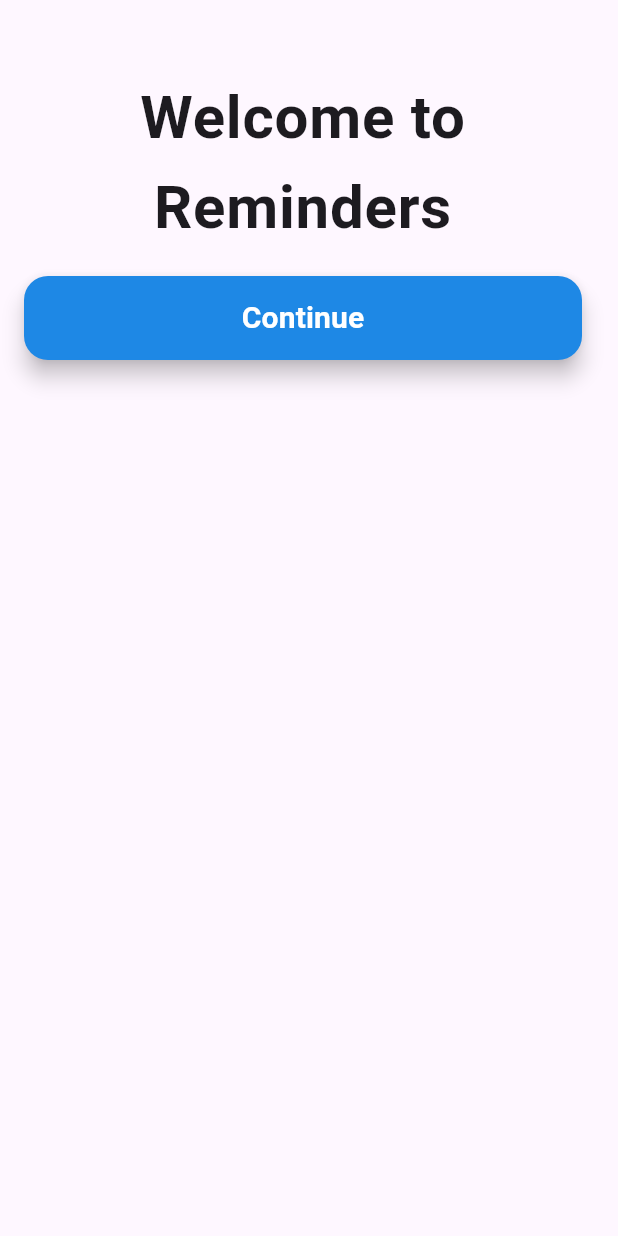
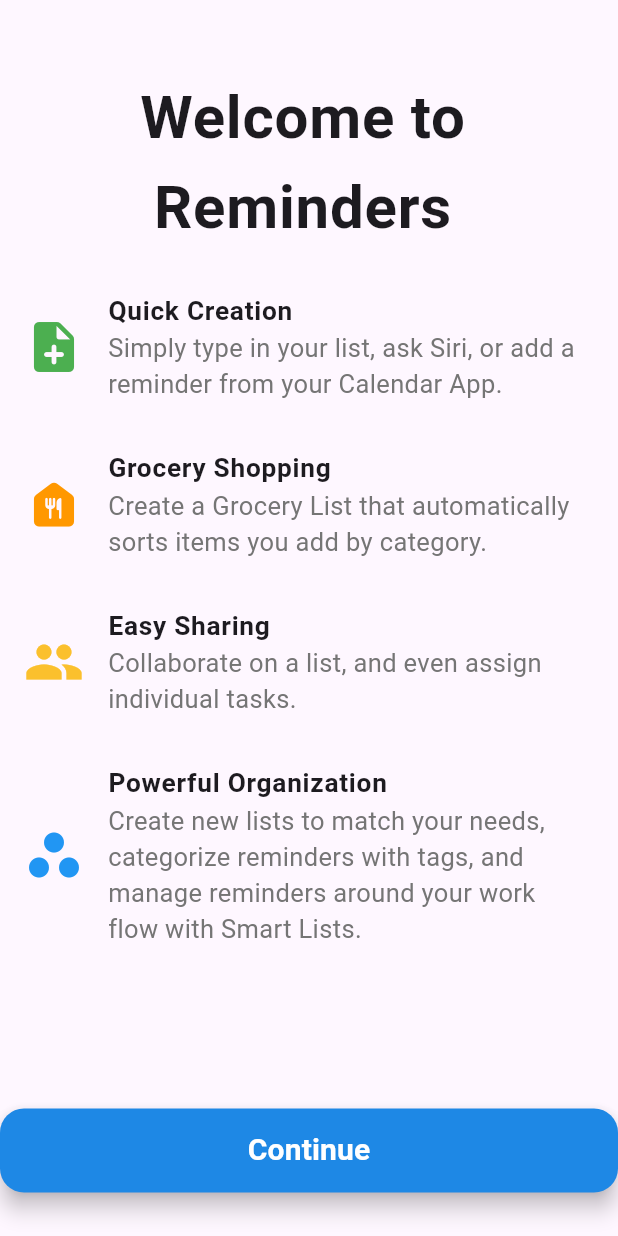
Before and after one commit to jdmc-unah/Tarea-02-Flutter-Unah-2025, a Flutter app: the screen it shows after launch, on a phone screen of 412 x 824 dp. Run offline on Flutter 3.47's test engine with Material 3 defaults, Android fonts, the phone set to English and light mode, and no system bars.

Commit message:
Agregar items del list view

```diff
--- a/reminders_app/lib/views/home.dart
+++ b/reminders_app/lib/views/home.dart
@@ -1,4 +1,5 @@
 import 'package:flutter/material.dart';
+import '../widgets/home_list_item.dart';
 
 void main() {
   runApp(const Home());
@@ -7,6 +8,7 @@ void main() {
 class Home extends StatelessWidget {
   const Home({super.key});
 
+  // This widget is the root of your application.
   @override
   Widget build(BuildContext context) {
     return Scaffold(
@@ -23,8 +25,49 @@ class Home extends StatelessWidget {
               ),
             ),
 
-            ListTile(
-              title: FloatingActionButton(
+            SizedBox(height: 10),
+
+            HomeListItem(
+              title: 'Quick Creation',
+              subtitle:
+                  'Simply type in your list, ask Siri, or add a reminder from your Calendar App.',
+              icon: Icons.note_add_rounded,
+              iconColor: Colors.green[500],
+            ),
+
+            SizedBox(height: 15),
+
+            HomeListItem(
+              title: 'Grocery Shopping',
+              subtitle:
+                  'Create a Grocery List that automatically sorts items you add by category.',
+              icon: Icons.food_bank_rounded,
+              iconColor: Colors.orange[500],
+            ),
+
+            SizedBox(height: 15),
+
+            HomeListItem(
+              title: 'Easy Sharing',
+              subtitle:
+                  'Collaborate on a list, and even assign individual tasks.',
+              icon: Icons.group,
+              iconColor: Colors.yellow[700],
+            ),
+
+            SizedBox(height: 15),
+
+            HomeListItem(
+              title: 'Powerful Organization',
+              subtitle:
+                  'Create new lists to match your needs, categorize reminders with tags, and manage reminders around your work flow with Smart Lists.',
+              icon: Icons.workspaces,
+              iconColor: Colors.blue[500],
+            ),
+
+            SizedBox(height: 100),
+
+            FloatingActionButton(
               onPressed: null,
               backgroundColor: Colors.blue[600],
               child: Text(
@@ -36,7 +79,6 @@ class Home extends StatelessWidget {
                 ),
               ),
             ),
-            ),
           ],
         ),
       ),
--- a/reminders_app/lib/widgets/home_list_item.dart
+++ b/reminders_app/lib/widgets/home_list_item.dart
@@ -12,7 +12,7 @@ class HomeListItem extends StatelessWidget {
   final String title;
   final IconData icon;
   final String subtitle;
-  final iconColor;
+  final dynamic iconColor;
 
   @override
   Widget build(BuildContext context) {
```
Lines whose indentation alone changed are shown as unchanged.
